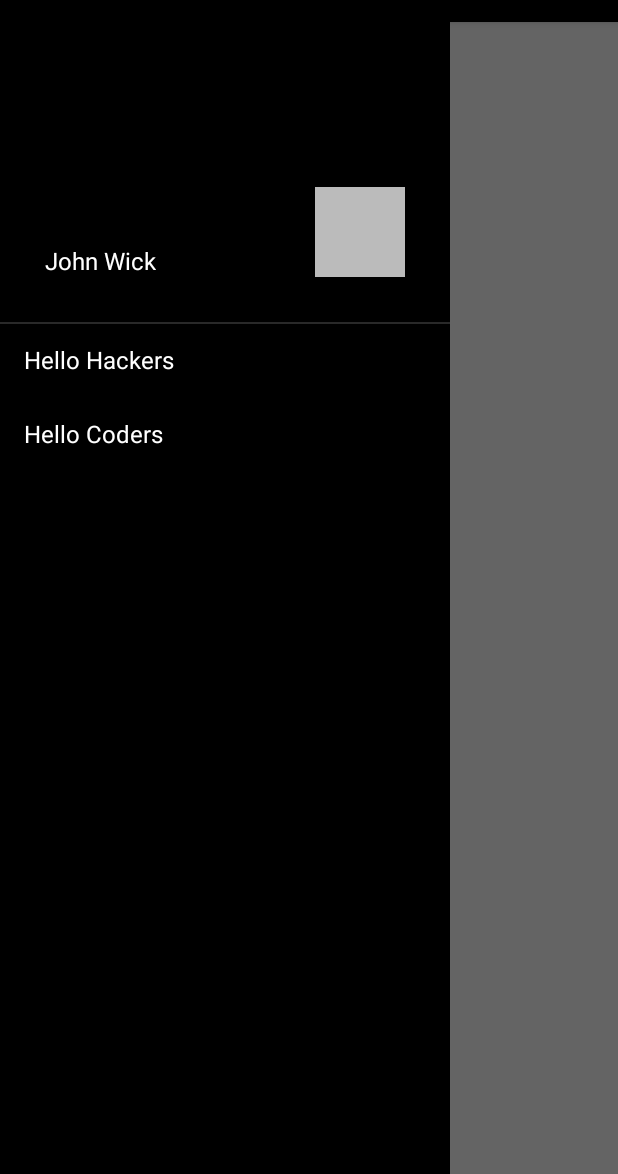
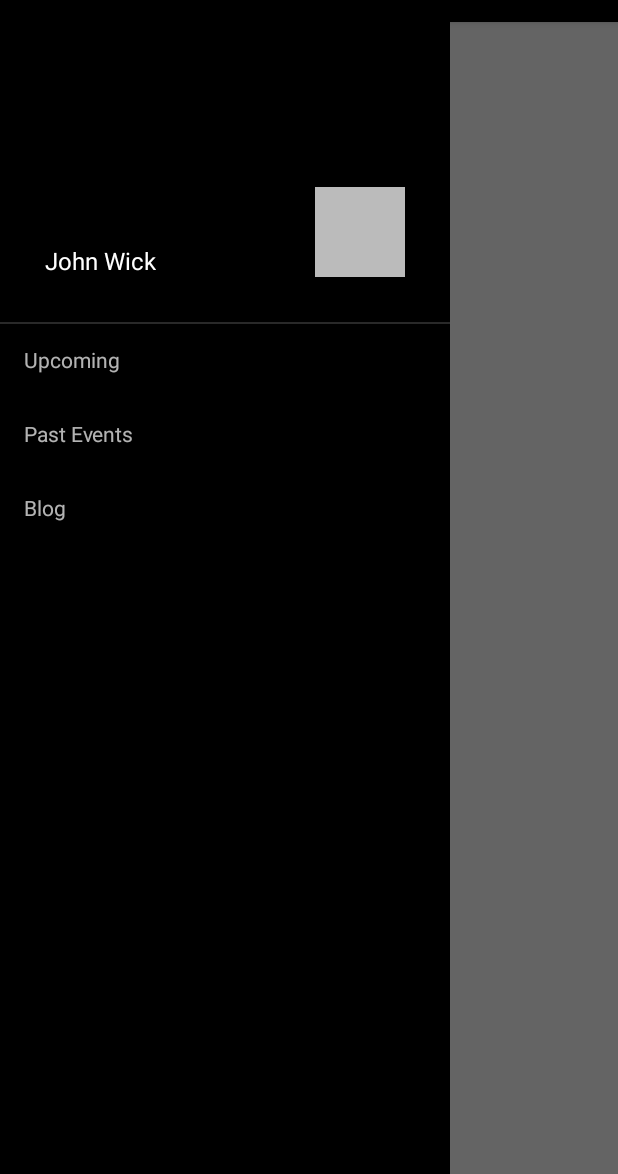
Before and after one commit to toscstudio/hellomeets_android-app, an Android app: the MainActivity screen opened directly, with no data from a screen before it, with the side drawer open, on a phone screen of 412 x 824 dp, the part 62-1236 px from its top. Run offline under Robolectric (Android 15) with nearby library versions, the phone set to English and light mode, and no system bars; 1 statement that could not run was skipped.

Commit message:
remove category stubs, add navcat adapter

```diff
--- a/app/src/main/java/com/hellomeets/android/App.java
+++ b/app/src/main/java/com/hellomeets/android/App.java
@@ -1,8 +1,6 @@
 package com.hellomeets.android;
 
 import android.app.Application;
-
-import com.hellomeets.android.categories.BaseCategories;
 
 /**
  * Created by championswimmer on 12/3/16.
@@ -13,6 +11,5 @@ public class App extends Application {
     public void onCreate() {
         super.onCreate();
 
-        BaseCategories.setTopCategories(getApplicationContext());
     }
 }
--- a/app/src/main/java/com/hellomeets/android/MainActivity.java
+++ b/app/src/main/java/com/hellomeets/android/MainActivity.java
@@ -8,11 +8,10 @@ import android.support.v7.app.ActionBarDrawerToggle;
 import android.support.v7.app.AppCompatActivity;
 import android.os.Bundle;
 import android.view.View;
+import android.widget.ArrayAdapter;
 import android.widget.FrameLayout;
 import android.widget.ListView;
 
-import com.hellomeets.android.categories.BaseCategories;
-import com.hellomeets.android.categories.CategoryAdapter;
 import com.hellomeets.android.intro.IntroActivity;
 
 public class MainActivity extends AppCompatActivity {
@@ -48,7 +47,11 @@ public class MainActivity extends AppCompatActivity {
         contentFrame = (FrameLayout) findViewById(R.id.content_frame);
         drawerFrame = (FrameLayout) findViewById(R.id.left_drawer);
         navList = (ListView) findViewById(R.id.nav_list);
-        navList.setAdapter(new CategoryAdapter(this, BaseCategories.getTopCategories()));
+
+        ArrayAdapter<String> navCategoryAdapter = new ArrayAdapter<>(this,R.layout.list_item_nav_category);
+        navCategoryAdapter.addAll("Upcoming", "Past Events", "Blog");
+
+        navList.setAdapter(navCategoryAdapter);
 
         mDrawerToggle = new ActionBarDrawerToggle
                 (
--- a/app/src/main/java/com/hellomeets/android/categories/BaseCategories.java
+++ /dev/null
@@ -1,40 +0,0 @@
-package com.hellomeets.android.categories;
-
-import android.content.Context;
-import android.util.Log;
-
-import java.util.ArrayList;
-
-/**
- * Created by championswimmer on 12/3/16.
- */
-public abstract class BaseCategories {
-    public static final String TAG = "BaseCategories";
-
-    public String getTitle() {
-        return title;
-    }
-
-    String title;
-
-    abstract int catTitleResId();
-
-    public BaseCategories(Context c) {
-        title = c.getString(catTitleResId());
-    }
-
-    private static ArrayList<BaseCategories> topCategories;
-
-    public static void setTopCategories(Context ctx) {
-        Log.d(TAG, "setTopCategories: ");
-        topCategories = new ArrayList<>();
-
-        topCategories.add(new HelloHackers(ctx));
-        topCategories.add(new HelloCoders(ctx));
-    }
-
-    public static ArrayList<BaseCategories> getTopCategories() {
-        return topCategories;
-    }
-
-}
--- a/app/src/main/java/com/hellomeets/android/categories/CategoryAdapter.java
+++ /dev/null
@@ -1,34 +0,0 @@
-package com.hellomeets.android.categories;
-
-import android.content.Context;
-import android.graphics.Color;
-import android.view.View;
-import android.view.ViewGroup;
-import android.widget.ArrayAdapter;
-import android.widget.TextView;
-
-import java.util.ArrayList;
-import java.util.List;
-
-/**
- * Created by championswimmer on 12/3/16.
- */
-public class CategoryAdapter extends ArrayAdapter<BaseCategories> {
-
-
-
-    public CategoryAdapter(Context context, ArrayList<BaseCategories> cats) {
-        super(context, android.R.layout.simple_list_item_1, android.R.id.text1, cats);
-
-    }
-
-    @Override
-    public View getView(int position, View convertView, ViewGroup parent) {
-        View view = super.getView(position, convertView, parent);
-
-        ((TextView)view.findViewById(android.R.id.text1)).setText(getItem(position).getTitle());
-        ((TextView)view.findViewById(android.R.id.text1)).setTextColor(Color.WHITE);
-
-        return view;
-    }
-}
--- a/app/src/main/res/layout/activity_main.xml
+++ b/app/src/main/res/layout/activity_main.xml
@@ -14,6 +14,6 @@
         android:layout_width="wrap_content"
         android:layout_height="match_parent"
         android:layout_gravity="start">
-        <include layout="@layout/main_drawer_left_content"/>
+        <include layout="@layout/fragment_nav_drawer"/>
     </FrameLayout>
 </android.support.v4.widget.DrawerLayout>
--- /dev/null
+++ b/app/src/main/res/layout/list_item_nav_category.xml
@@ -0,0 +1,12 @@
+<?xml version="1.0" encoding="utf-8"?>
+<TextView xmlns:android="http://schemas.android.com/apk/res/android"
+    android:id="@android:id/text1"
+    android:layout_width="match_parent"
+    android:layout_height="wrap_content"
+    android:textAppearance="?android:attr/textAppearanceSmallInverse"
+    android:gravity="center_vertical"
+    android:paddingStart="?android:attr/listPreferredItemPaddingStart"
+    android:paddingEnd="?android:attr/listPreferredItemPaddingEnd"
+    android:minHeight="?android:attr/listPreferredItemHeightSmall"
+    android:paddingLeft="?android:attr/listPreferredItemPaddingLeft"
+    android:paddingRight="?android:attr/listPreferredItemPaddingRight" />
--- a/build.gradle
+++ b/build.gradle
@@ -5,7 +5,7 @@ buildscript {
         jcenter()
     }
     dependencies {
-        classpath 'com.android.tools.build:gradle:2.0.0'
+        classpath 'com.android.tools.build:gradle:2.1.0-alpha5'
 
         // NOTE: Do not place your application dependencies here; they belong
         // in the individual module build.gradle files
```
Also changed, not shown: app/src/main/java/com/hellomeets/android/categories/HelloCoders.java (deleted, +0 -20 lines), app/src/main/java/com/hellomeets/android/categories/HelloHackers.java (deleted, +0 -20 lines), app/src/main/res/layout/fragment_nav_drawer.xml (renamed from app/src/main/res/layout/main_drawer_left_content.xml).
